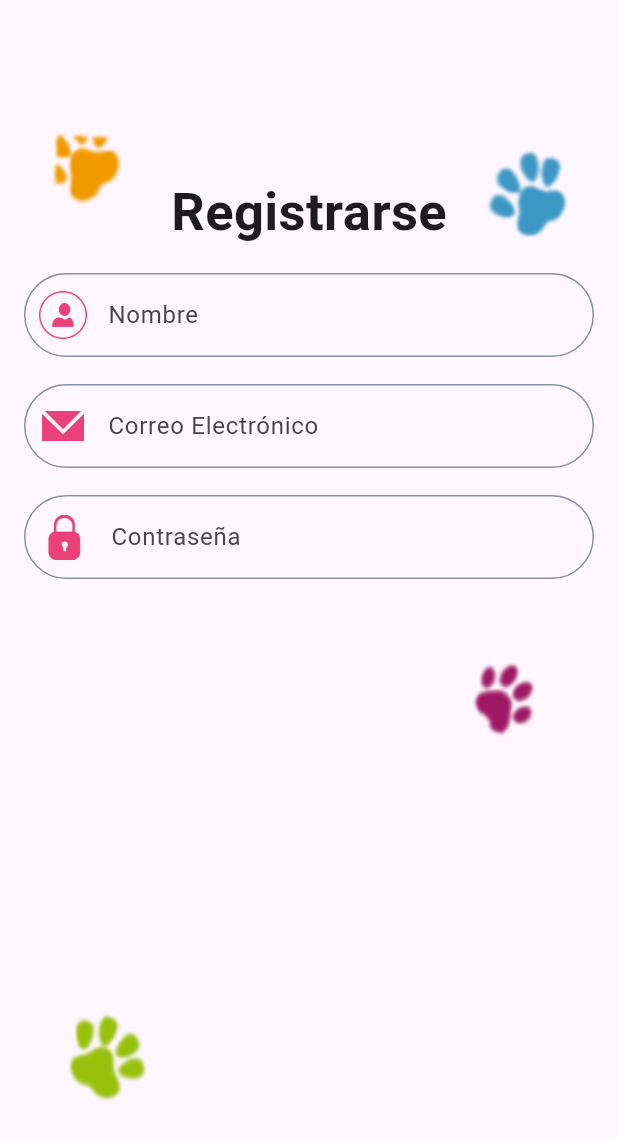
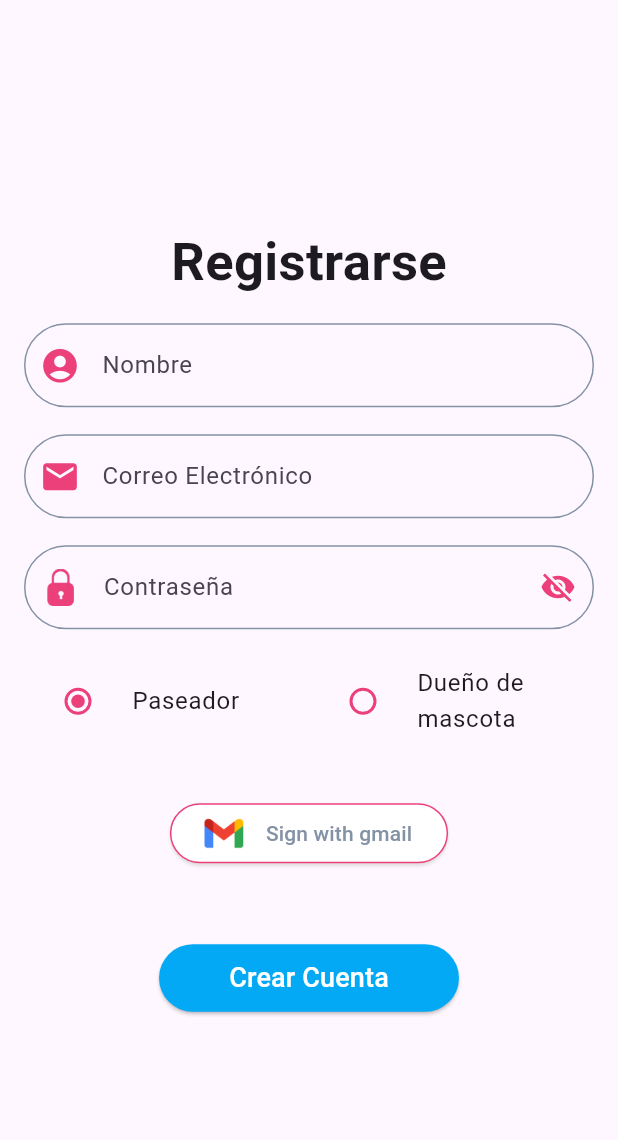
Before and after one commit to MarianaNV10/PetsGo, a Flutter app: the RegisterPage screen opened directly, on a phone screen of 412 x 824 dp. Shown: the top 1140 px of the screen. Run offline on Flutter 3.47's test engine with Material 3 defaults, Android fonts, the phone set to English and light mode, and no system bars.

Commit message:
Se completa la página de registro y en la página de inicio se agrega, al botón de registrarse, la funcionalidad para ir a la página de registro.

```diff
--- a/lib/main.dart
+++ b/lib/main.dart
@@ -13,12 +13,12 @@ class MyApp extends StatelessWidget {
   @override
   Widget build(BuildContext context) {
     return MaterialApp(
-      title: 'Flutter Demo',
+      title: 'PetsGo',
       theme: ThemeData(
         colorScheme: ColorScheme.fromSeed(seedColor: Colors.deepPurple),
         useMaterial3: true,
       ),
-      home: const RegisterPage(),
+      home: const SplashPage(),
     );
   }
 }
--- a/lib/pages/init_page.dart
+++ b/lib/pages/init_page.dart
@@ -1,4 +1,5 @@
 import 'package:flutter/material.dart';
+import 'package:petsgo/pages/register_page.dart';
 
 class InitPage extends StatefulWidget {
   const InitPage({super.key});
@@ -14,9 +15,10 @@ class _InitPageState extends State<InitPage> {
   }
 
   void _onRegisterButtonClicked(){
-
+    setState(() {
+      Navigator.pushReplacement(context, MaterialPageRoute(builder: (context) => RegisterPage()));
+    });
   }
-
 
   @override
   Widget build(BuildContext context) {
--- a/lib/pages/register_page.dart
+++ b/lib/pages/register_page.dart
@@ -14,27 +14,20 @@ class _RegisterPageState extends State<RegisterPage> {
   final _name = TextEditingController();
   final _email = TextEditingController();
   final _password = TextEditingController();
+  bool _passwordVisibility = false;
 
+  Rol? _rol = Rol.paseador;
 
   @override
   Widget build(BuildContext context) {
     return Scaffold(
       body: Padding(
         padding: const EdgeInsets.symmetric(horizontal: 16, vertical: 16),
-        child: Stack(
-          fit: StackFit.expand,
-          children: [
-            Image.asset(
-              'assets/images/fondoh.png',
-              fit: BoxFit.cover,
-            ),
-            Center(
+        child: Center(
+          child: SingleChildScrollView(
             child: Column(
               mainAxisAlignment: MainAxisAlignment.start,
               children: <Widget>[
-                  const SizedBox(
-                    height: 100,
-                  ),
                 Text(
                   "Registrarse",
                   style: const TextStyle(
@@ -48,15 +41,8 @@ class _RegisterPageState extends State<RegisterPage> {
                 TextFormField(
                   controller: _name,
                   decoration: InputDecoration(
-                      prefixIcon: Padding(
-                        padding: const EdgeInsets.all(10.0),
-                        child: Image(
-                          image: AssetImage('assets/images/iconName.png'),
-                          width: 32,
-                          height: 32,
-                          //fit: BoxFit.fill,
-                        ),
-                      ),
+                    prefixIcon: Icon(Icons.account_circle, size: 27.0),
+                    prefixIconColor: Color(0xFFEC407A),
                     enabledBorder: OutlineInputBorder(
                       borderRadius: BorderRadius.circular(50.0),
                       borderSide: BorderSide(
@@ -78,15 +64,8 @@ class _RegisterPageState extends State<RegisterPage> {
                 TextFormField(
                   controller: _email,
                   decoration: InputDecoration(
-                      prefixIcon: Padding(
-                        padding: const EdgeInsets.all(12.0),
-                        child: Image(
-                          image: AssetImage('assets/images/iconEmail.png'),
-                          width: 28,
-                          height: 10,
-                          //fit: BoxFit.fill,
-                        ),
-                      ),
+                    prefixIcon: Icon(Icons.email, size: 27.0,),
+                    prefixIconColor: Color(0xFFEC407A),
                     enabledBorder: OutlineInputBorder(
                       borderRadius: BorderRadius.circular(50.0),
                       borderSide: BorderSide(
@@ -107,16 +86,25 @@ class _RegisterPageState extends State<RegisterPage> {
                 ),
                 TextFormField(
                   controller: _password,
+                  obscureText: !_passwordVisibility,
                   decoration: InputDecoration(
                     prefixIcon: Padding(
                       padding: const EdgeInsets.all(12.0),
                       child: Image(
                         image: AssetImage('assets/images/iconPass.png'),
-                          width: 30,
-                          height: 30,
-                          //fit: BoxFit.fill,
+                        width: 25,
+                        height: 25,
                       ),
                     ),
+                    suffixIcon: IconButton(
+                      icon: Icon(_passwordVisibility ? Icons.visibility : Icons.visibility_off),
+                      onPressed: (){
+                        setState(() {
+                          _passwordVisibility = !_passwordVisibility;
+                        });
+                      },
+                    ),
+                    suffixIconColor: Color(0xFFEC407A),
                     enabledBorder: OutlineInputBorder(
                       borderRadius: BorderRadius.circular(50.0),
                       borderSide: BorderSide(
@@ -132,12 +120,93 @@ class _RegisterPageState extends State<RegisterPage> {
                     labelText: 'Contraseña',
                   ),
                 ),
+                const SizedBox(
+                  height: 16.0,
+                ),
+                Row(
+                  mainAxisAlignment: MainAxisAlignment.center,
+                  children: <Widget>[
+                    Expanded(
+                      child: RadioListTile(
+                        title: const Text('Paseador'),
+                        activeColor: Color(0xFFEC407A),
+                        fillColor: MaterialStateProperty.all(Color(0xFFEC407A)),
+                        value: Rol.paseador,
+                        groupValue: _rol,
+                        onChanged: (Rol? value){
+                          setState(() {
+                            _rol = value;
+                          });
+                        },
+                      ),
+                    ),
+                    Expanded(
+                      child: RadioListTile(
+                        title: const Text('Dueño de mascota'),
+                        activeColor: Color(0xFFEC407A),
+                        fillColor: MaterialStateProperty.all(Color(0xFFEC407A)),
+                        value: Rol.dueno,
+                        groupValue: _rol,
+                        onChanged: (Rol? value){
+                          setState(() {
+                            _rol = value;
+                          });
+                        },
+                      ),
+                    ),
                   ],
+                ),
+                const SizedBox(
+                  height: 32.0,
+                ),
+                ElevatedButton.icon(
+                  onPressed: (){},
+                  icon: Image.asset(
+                    'assets/images/logogmail.png',
+                    width: 40,
+                    height: 40,
+                  ),
+                  label: const Text(
+                    "Sign with gmail",
+                    style: TextStyle(color: Color(0xFF8492A6)),
+                  ),
+                  style: ElevatedButton.styleFrom(
+                    shape: RoundedRectangleBorder(
+                      side: BorderSide(color: Color(0xFFEC407A), width: 1),
+                      borderRadius: BorderRadius.all(Radius.circular(50)),
+                    ),
+                    primary: Colors.white,
+                    shadowColor: Colors.white,
+                    foregroundColor: Color(0xFFA5E0F8),
+                  ),
+                ),
+                const SizedBox(
+                  height: 50,
+                ),
+                SizedBox(
+                  width: 200,
+                  height: 45,
+                  child: ElevatedButton(
+                    child: Text(
+                      'Crear Cuenta',
+                      style: const TextStyle(
+                        color: Colors.white,
+                        fontSize: 18,
+                      ),
+                    ),
+                    onPressed: (){
+
+                    },
+                    style: ElevatedButton.styleFrom(
+                      backgroundColor: Colors.lightBlue,
+                    ),
                   ),
                 ),
               ],
             ),
           ),
+        ),
+      ),
     );
   }
 }
```
Also changed, not shown: assets/images/logogmail.png (added). Lines whose indentation alone changed are shown as unchanged.
